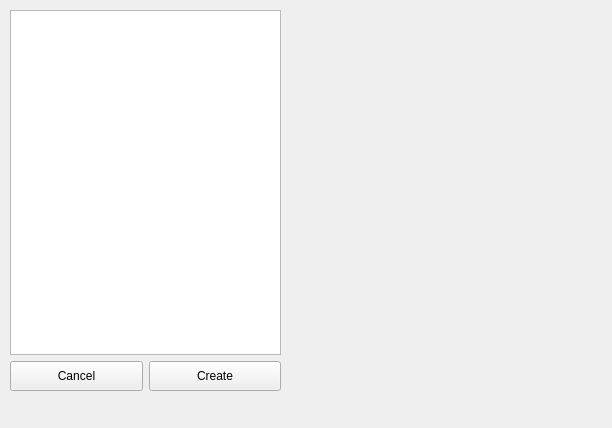
Old version of the form ui/NewProjectWindow.ui in the repository Nitrooos/Projectizer.
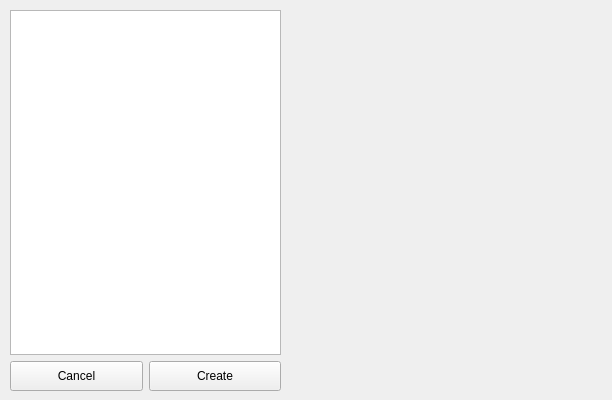
New version of the form.

Commit message: Project types in a form of a tree view (read from directory ~/.projectizer)

What changed in the file:
```diff
--- a/ui/NewProjectWindow.ui
+++ b/ui/NewProjectWindow.ui
@@ -7,7 +7,7 @@
     <x>0</x>
     <y>0</y>
     <width>612</width>
-    <height>428</height>
+    <height>400</height>
    </rect>
   </property>
   <property name="windowTitle">
```
The commit also changes 1 other file.
